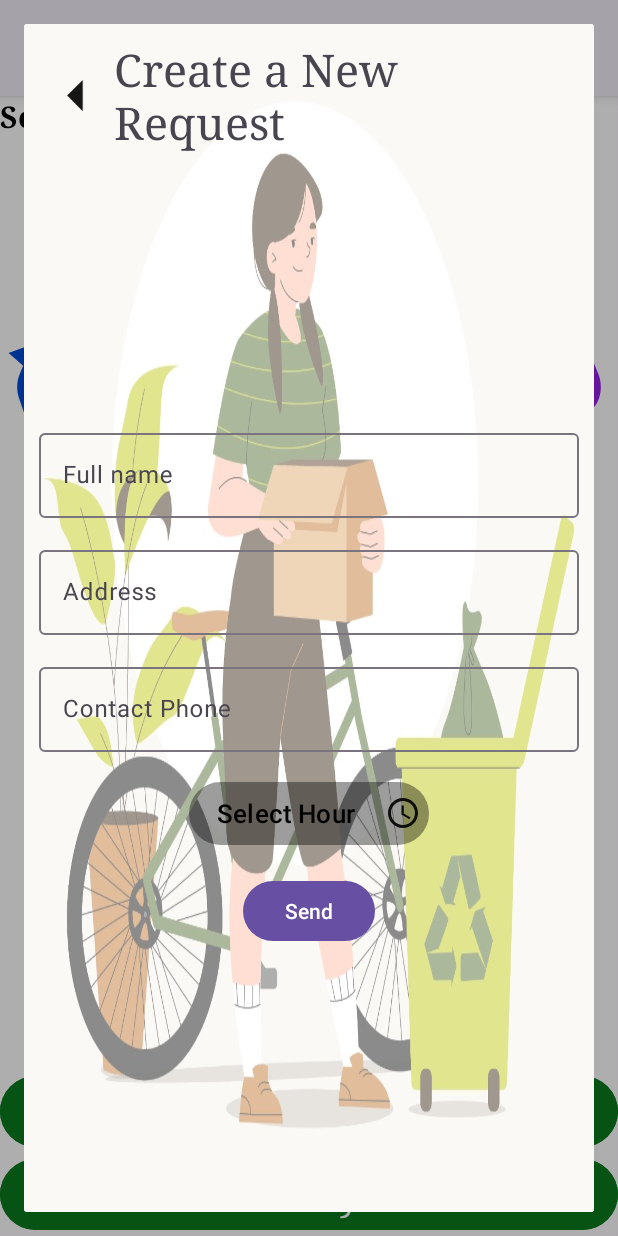
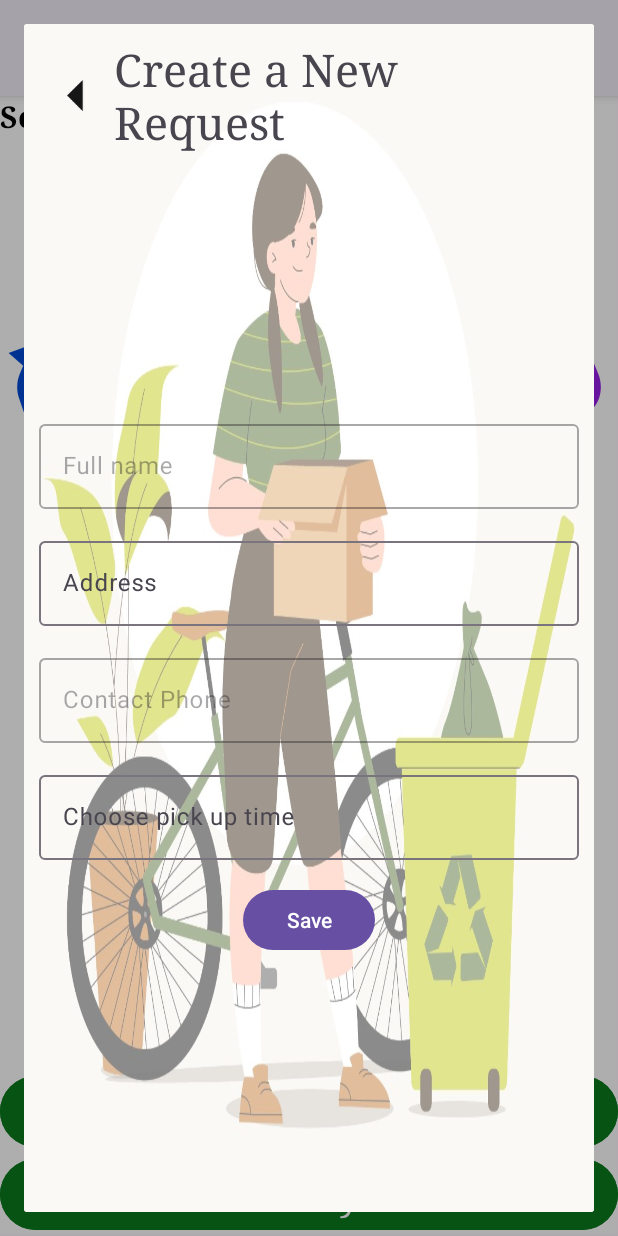
Before and after one commit to agambz12/PricleProject, an Android app: the screen it shows after launch once a user with an empty profile is signed in (HomeScreenActivity), after a tap on "Create a pick up request", on a phone screen of 412 x 824 dp. Run offline under Robolectric (Android 15) with nearby library versions, the phone set to English and light mode, and no system bars; our stand-ins replace Firebase (no records; nobody signed in at launch, a user with empty details on screens opened directly).

Commit message:
add create pick up dialog

```diff
--- a/app/src/main/java/com/example/myapplication/DataBaseManager.java
+++ b/app/src/main/java/com/example/myapplication/DataBaseManager.java
@@ -2,10 +2,12 @@ package com.example.myapplication;
 
 import androidx.annotation.NonNull;
 
+import com.example.myapplication.models.PickUpRequest;
 import com.example.myapplication.models.RecycleBin;
 import com.example.myapplication.models.User;
 import com.google.android.gms.tasks.OnCompleteListener;
 import com.google.android.gms.tasks.Task;
+import com.google.firebase.firestore.DocumentSnapshot;
 import com.google.firebase.firestore.FirebaseFirestore;
 import com.google.firebase.firestore.QuerySnapshot;
 
@@ -41,4 +43,23 @@ public class DataBaseManager {
                 .get()
                 .addOnCompleteListener(listener);
     }
+
+    public static void getSessionUser(String uid,  OnCompleteListener<DocumentSnapshot> listener) {
+        FirebaseFirestore
+                .getInstance()
+                .collection(USERS)
+                .document(uid)
+                .get()
+                .addOnCompleteListener(listener);
+    }
+
+    public static void createPickUpRequest(PickUpRequest pickUpRequest, RecycleBin recycleBin, OnCompleteListener<Void> listener) {
+        recycleBin.getPickUpRequests().add(pickUpRequest);
+        FirebaseFirestore
+                .getInstance()
+                .collection(RECYCLE_BINS)
+                .document(recycleBin.getId())
+                .set(recycleBin)
+                .addOnCompleteListener(listener);
+    }
 }
--- a/app/src/main/java/com/example/myapplication/HomeScreenActivity.java
+++ b/app/src/main/java/com/example/myapplication/HomeScreenActivity.java
@@ -59,7 +59,7 @@ public class HomeScreenActivity extends AppCompatActivity implements View.OnClic
         BTNpickup = (Button) findViewById(R.id.btpickup);
         BTNpickup.setOnClickListener(this);
 
-        timeButton=findViewById(R.id.timeButton);
+        //timeButton=findViewById(R.id.timeButton);
         createRecycleBinBT = findViewById(R.id.create_recycle_bin);
         createRecycleBinBT.setOnClickListener(new View.OnClickListener() {
             @Override
--- a/app/src/main/java/com/example/myapplication/MainActivity.java
+++ b/app/src/main/java/com/example/myapplication/MainActivity.java
@@ -3,18 +3,22 @@ package com.example.myapplication;
 import androidx.annotation.NonNull;
 import androidx.appcompat.app.AppCompatActivity;
 
+import android.app.ProgressDialog;
 import android.content.Intent;
 import android.os.Bundle;
 
+import com.example.myapplication.models.User;
 import com.google.android.gms.tasks.OnCompleteListener;
 import com.google.android.gms.tasks.Task;
 import com.google.android.material.textfield.TextInputEditText;
 import com.google.firebase.auth.AuthResult;
 import com.google.firebase.auth.FirebaseAuth;
+import com.google.firebase.firestore.DocumentSnapshot;
 
 public class MainActivity extends AppCompatActivity {
     FirebaseAuth auth;
     TextInputEditText passwordET, emailET;
+    ProgressDialog dialog;
     @Override
     protected void onCreate(Bundle savedInstanceState) {
         super.onCreate(savedInstanceState);
@@ -44,9 +48,20 @@ public class MainActivity extends AppCompatActivity {
     }
 
     private void goToHomeScreen() {
-        Intent intent = new Intent(MainActivity.this, HomeScreenActivity.class);
-        startActivity(intent);
-        finish();
+        DataBaseManager.getSessionUser(auth.getCurrentUser().getUid(), new OnCompleteListener<DocumentSnapshot>() {
+            @Override
+            public void onComplete(@NonNull Task<DocumentSnapshot> task) {
+                if (task.isSuccessful()) {
+                    Session.currentUser = task.getResult().toObject(User.class);
+                    Intent intent = new Intent(MainActivity.this, HomeScreenActivity.class);
+                    startActivity(intent);
+                    finish();
+                } else {
+                    AlertDialogUtils.showAlertDialog(MainActivity.this, getString(R.string.error), task.getException().getMessage());
+                }
+            }
+        });
+
     }
 
     private void onLoginButtonClicked() {
--- a/app/src/main/java/com/example/myapplication/adapters/RecycleBinsAdapter.java
+++ b/app/src/main/java/com/example/myapplication/adapters/RecycleBinsAdapter.java
@@ -55,7 +55,7 @@ public class RecycleBinsAdapter extends RecyclerView.Adapter<RecycleBinsAdapter.
         holder.requestBT.setOnClickListener(new View.OnClickListener() {
             @Override
             public void onClick(View view) {
-                CreatePickupRequestDialog dialog = new CreatePickupRequestDialog();
+                CreatePickupRequestDialog dialog = new CreatePickupRequestDialog(recycleBin);
                 dialog.show(activity.getSupportFragmentManager(),"");
             }
         });
--- a/app/src/main/java/com/example/myapplication/models/Location.java
+++ b/app/src/main/java/com/example/myapplication/models/Location.java
@@ -12,7 +12,6 @@ public class Location implements Serializable {
     }
 
     public Location() {
-
     }
 
     public double latitude;
--- a/app/src/main/java/com/example/myapplication/models/RecycleBinData.java
+++ b/app/src/main/java/com/example/myapplication/models/RecycleBinData.java
@@ -1,4 +1,6 @@
 package com.example.myapplication.models;
+
+import java.util.ArrayList;
 
 public class RecycleBinData {
     private RecycleBin recycleBin;
--- a/app/src/main/res/layout/pickup_dialog.xml
+++ b/app/src/main/res/layout/pickup_dialog.xml
@@ -42,6 +42,7 @@
             android:focusable="false"
             android:layout_marginTop="16dp"
             android:layout_gravity="center"
+            android:enabled="false"
             android:hint="@string/full_name">
 
             <com.google.android.material.textfield.TextInputEditText
@@ -73,6 +74,7 @@
             android:layout_width="match_parent"
             android:layout_height="wrap_content"
             android:focusable="false"
+            android:enabled="false"
             android:layout_marginTop="16dp"
             android:layout_gravity="center"
             android:hint="@string/contact_phone">
@@ -85,21 +87,21 @@
 
         </com.google.android.material.textfield.TextInputLayout>
 
-        <Button
-            android:layout_width="160dp"
-            android:layout_height="50dp"
-            android:id="@+id/timeButton"
-            android:onClick="PopTimePicker"
-            android:textSize="17sp"
-            android:padding="5dp"
+        <com.google.android.material.textfield.TextInputLayout
+            android:layout_width="match_parent"
+            android:layout_height="wrap_content"
+            android:focusable="false"
             android:layout_gravity="center"
             android:layout_marginTop="16dp"
-            android:backgroundTint="@color/cardview_shadow_start_color"
-            android:textColorHint="@color/black"
-            android:hint="Select Hour"
-            android:drawableRight="@drawable/clock"
-            />
+            android:hint="@string/choode_pick_up_time">
 
+            <com.google.android.material.textfield.TextInputEditText
+                android:id="@+id/timeET"
+                android:layout_width="match_parent"
+                android:layout_height="wrap_content"
+                android:focusable="false"/>
+
+        </com.google.android.material.textfield.TextInputLayout>
 
 
         <Button
@@ -108,7 +110,7 @@
             android:id="@+id/send_pickup"
             android:layout_marginTop="16dp"
             android:layout_gravity="center_horizontal"
-            android:text="@string/send"/>
+            android:text="@string/save"/>
     </LinearLayout>
 
 
--- a/app/src/main/res/values/strings.xml
+++ b/app/src/main/res/values/strings.xml
@@ -26,4 +26,8 @@
     <string name="full_name">Full name</string>
     <string name="contact_phone">Contact Phone</string>
     <string name="send">Send</string>
+    <string name="choode_pick_up_time">Choose pick up time</string>
+    <string name="please_enter_full_name">Please enter your full name</string>
+    <string name="please_enter_your_address">Please enter your address</string>
+    <string name="please_enter_your_pick_up_time">Please enter ypur pick up time</string>
 </resources>
```
Also changed, not shown: app/src/main/java/com/example/myapplication/CreatePickupRequestDialog.java (+99 -1 lines), app/src/main/java/com/example/myapplication/models/PickUpRequest.java (added, +68 -0 lines), app/src/main/java/com/example/myapplication/models/RecycleBin.java (+8 -1 lines).
